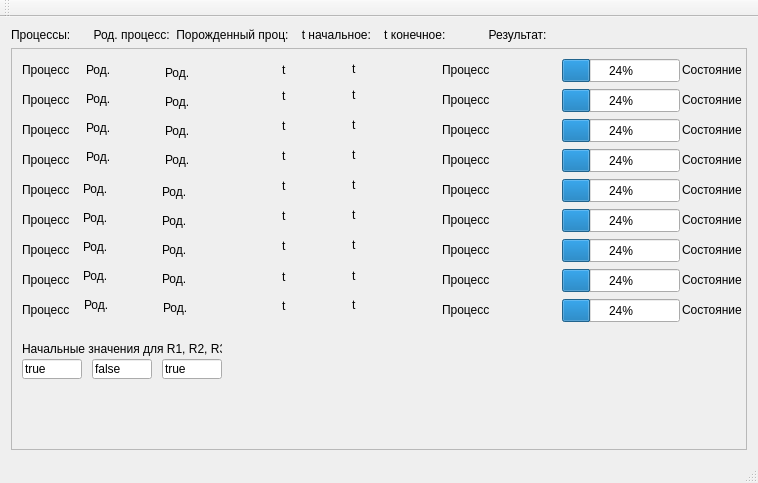
First picture: the form in mainwindow.ui, repository Fynduk/OS-2, before the edit.
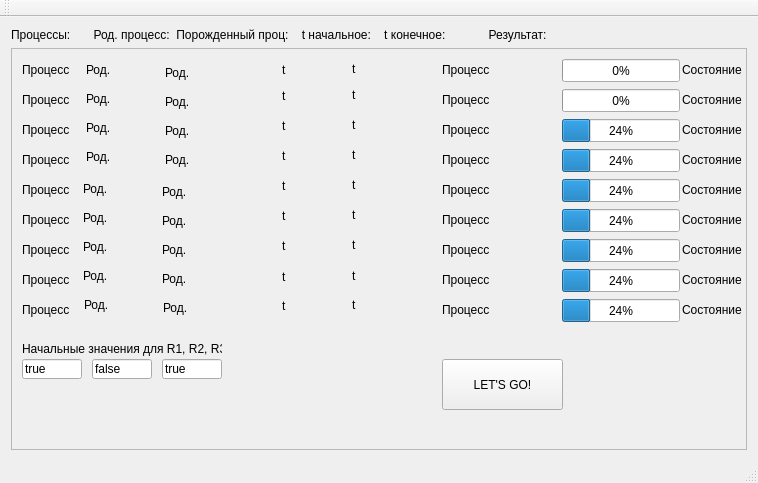
Second picture: the form after the edit.

```diff
--- a/mainwindow.ui
+++ b/mainwindow.ui
@@ -59,7 +59,7 @@
          </rect>
         </property>
         <property name="value">
-         <number>24</number>
+         <number>0</number>
         </property>
        </widget>
        <widget class="QLabel" name="label_stat_A">
@@ -85,7 +85,7 @@
          </rect>
         </property>
         <property name="value">
-         <number>24</number>
+         <number>0</number>
         </property>
        </widget>
        <widget class="QLabel" name="label_stat_B">
@@ -1039,6 +1039,19 @@
          <string>true</string>
         </property>
        </widget>
+       <widget class="QPushButton" name="pushButton_Start">
+        <property name="geometry">
+         <rect>
+          <x>430</x>
+          <y>310</y>
+          <width>121</width>
+          <height>51</height>
+         </rect>
+        </property>
+        <property name="text">
+         <string>LET'S GO!</string>
+        </property>
+       </widget>
       </widget>
      </widget>
     </item>
```
Left out of the diff: 3 changed lines with no effect on the pictures.
